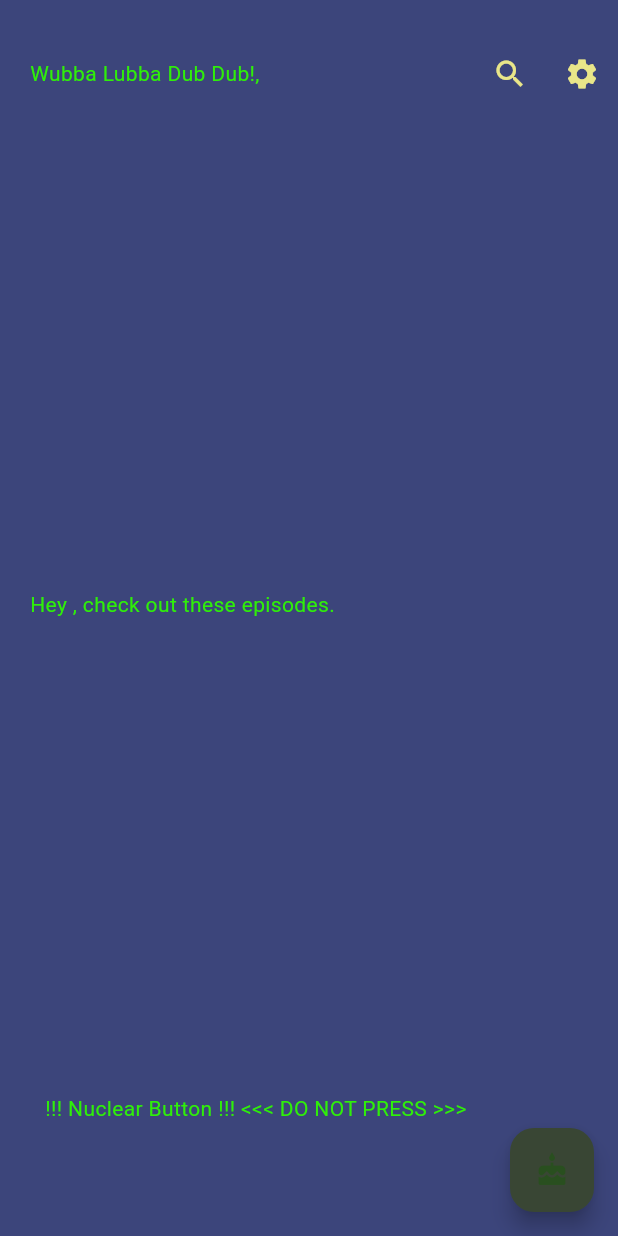
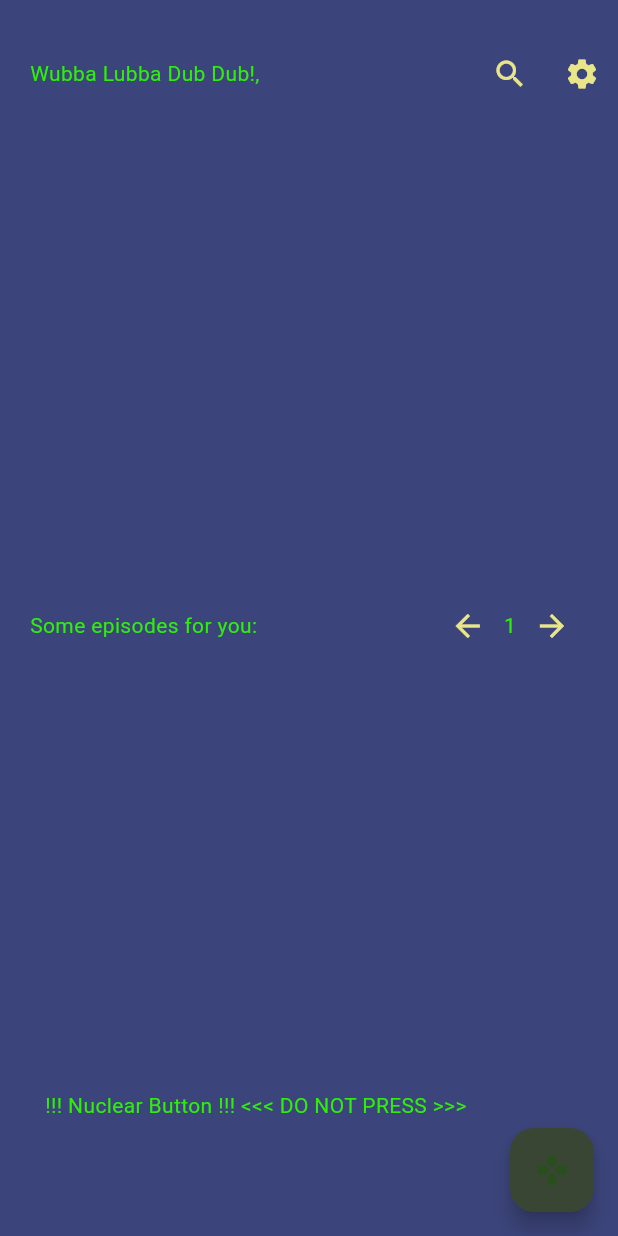
Before and after one commit to navirobayo/rick_and_morty_and_flutter, a Flutter app: the screen it shows after launch, after a tap on an icon or button, on a phone screen of 412 x 824 dp. Run offline on Flutter 3.47's test engine with Material 2 defaults, Android fonts, the phone set to English and light mode, and no system bars; our stand-ins replace bloc, dio, flutter_bloc, page_transition; network calls fail.

Commit message:
Stable UI

```diff
--- a/rick_and_morty_and_flutter/lib/blocs/episodes_bloc/bloc/episodes_bloc.dart
+++ b/rick_and_morty_and_flutter/lib/blocs/episodes_bloc/bloc/episodes_bloc.dart
@@ -1,4 +1,5 @@
 import 'dart:async';
+import 'dart:math';
 import 'package:bloc/bloc.dart';
 import 'package:meta/meta.dart';
 
--- a/rick_and_morty_and_flutter/lib/presentation/one/one.dart
+++ b/rick_and_morty_and_flutter/lib/presentation/one/one.dart
@@ -19,6 +19,7 @@ class _OneState extends State<One> {
   final SearchCharactersBloc searchCharactersBloc = SearchCharactersBloc();
   final CharactersBloc charactersBloc = CharactersBloc();
   final EpisodesBloc episodesBloc = EpisodesBloc();
+  int currentPage = 1;
 
   @override
   void initState() {
@@ -143,13 +144,48 @@ class _OneState extends State<One> {
           //*
           Padding(
             padding: const EdgeInsets.all(20),
-            child: Text("Hey ${widget.username}, check out these episodes."),
+            child: Row(
+              children: [
+                Text("Some episodes for you:"),
+                Spacer(),
+                IconButton(
+                  onPressed: () {
+                    if (currentPage > 1) {
+                      setState(() {
+                        currentPage--;
+                      });
+                      episodesBloc.add(EpisodesEventLoad(page: currentPage));
+                    } else {
+                      ScaffoldMessenger.of(context).showSnackBar(
+                        SnackBar(content: Text('You are in page 1!')),
+                      );
+                    }
+                  },
+                  icon: Icon(Icons.arrow_back),
+                ),
+                Text('$currentPage'),
+                IconButton(
+                  onPressed: () {
+                    if (currentPage >= 3) {
+                      ScaffoldMessenger.of(context).showSnackBar(
+                          SnackBar(content: Text('No more pages cowboy')));
+                    } else {
+                      setState(() {
+                        currentPage++;
+                      });
+                      episodesBloc.add(EpisodesEventLoad(page: currentPage));
+                    }
+                  },
+                  icon: Icon(Icons.arrow_forward),
+                ),
+              ],
+            ),
           ),
           //! Random Episodes Feature starts here.
           Padding(
             padding: const EdgeInsets.all(8.0),
             child: Container(
-              height: 250,
+              height: 220,
               child: BlocConsumer<EpisodesBloc, EpisodesState>(
                 bloc: episodesBloc,
                 listenWhen: (previous, current) => current is EpisodesState,
@@ -198,9 +234,11 @@ class _OneState extends State<One> {
         ],
       ),
       floatingActionButton: FloatingActionButton(
-        child: Icon(Icons.cake),
+        child: Icon(Icons.gamepad),
         onPressed: () {
           charactersBloc.add(CharactersEventLoad.random());
+          ScaffoldMessenger.of(context)
+              .showSnackBar(SnackBar(content: Text('R A N D O M I Z E D')));
         },
       ),
     );
```
